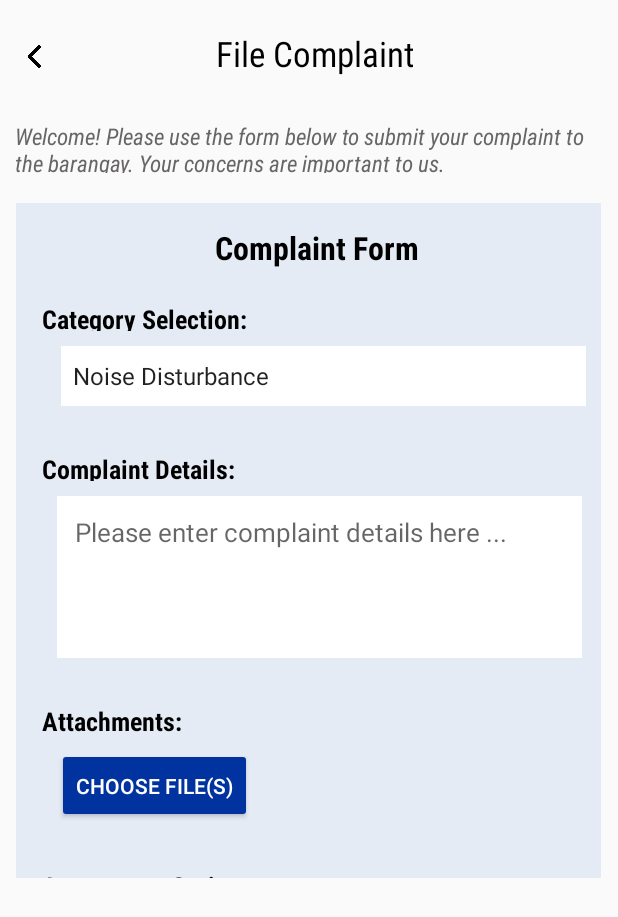
After one commit to IgotW/BrgyOneStop, an Android app built with Jetpack Compose: the layout activity_file_complaint.xml on its own in the app's theme, with its tools: preview values and no code run, on a phone screen of 412 x 824 dp. The commit adds this screen. Shown: the top 917 px of the screen. Run offline under Robolectric (Android 15) with nearby library versions, the phone set to English and light mode, and no system bars.

Commit message:
Pag balhin sa dashboard og File complaint page

```diff
--- a/app/src/main/res/layout/activity_dashboard.xml
+++ b/app/src/main/res/layout/activity_dashboard.xml
@@ -1,10 +1,7 @@
 <?xml version="1.0" encoding="utf-8"?>
-<androidx.constraintlayout.widget.ConstraintLayout xmlns:android="http://schemas.android.com/apk/res/android"
-    xmlns:app="http://schemas.android.com/apk/res-auto"
-    xmlns:tools="http://schemas.android.com/tools"
-    android:id="@+id/main"
+<LinearLayout xmlns:android="http://schemas.android.com/apk/res/android"
+    android:orientation="vertical"
     android:layout_width="match_parent"
-    android:layout_height="match_parent"
-    tools:context=".DashboardActivity">
+    android:layout_height="match_parent">
 
-</androidx.constraintlayout.widget.ConstraintLayout>
+</LinearLayout>
--- /dev/null
+++ b/app/src/main/res/layout/activity_file_complaint.xml
@@ -0,0 +1,126 @@
+<?xml version="1.0" encoding="utf-8"?>
+<LinearLayout xmlns:android="http://schemas.android.com/apk/res/android"
+    android:orientation="vertical"
+    android:layout_width="match_parent"
+    android:layout_height="match_parent">
+    <LinearLayout
+        android:layout_width="match_parent"
+        android:layout_height="70dp"
+        android:orientation="horizontal">
+        <ImageView
+            android:layout_width="15dp"
+            android:layout_height="15dp"
+            android:src="@drawable/leftarrow"
+            android:layout_marginTop="30dp"
+            android:layout_marginLeft="15dp"/>
+        <TextView
+            android:layout_width="170dp"
+            android:layout_height="30dp"
+            android:text="File Complaint"
+            android:fontFamily="sans-serif-condensed"
+            android:textSize="23sp"
+            android:textColor="@color/black"
+            android:layout_marginTop="20dp"
+            android:layout_marginLeft="113dp"/>
+
+    </LinearLayout>
+    <TextView
+        android:layout_width="match_parent"
+        android:layout_height="55dp"
+        android:text="Welcome! Please use the form below to submit your complaint to the barangay. Your concerns are important to us."
+        android:textStyle="italic"
+        android:textColor="#686565"
+        android:fontFamily="sans-serif-condensed"
+        android:textSize="15sp"
+        android:padding="10dp"/>
+    <LinearLayout
+        android:layout_width="390dp"
+        android:layout_height="450dp"
+        android:orientation="vertical"
+        android:layout_gravity="center"
+        android:layout_marginTop="10dp"
+        android:background="@color/second_background">
+        <TextView
+            android:layout_width="match_parent"
+            android:layout_height="40dp"
+            android:text="Complaint Form"
+            android:textStyle="bold"
+            android:textColor="@color/black"
+            android:fontFamily="sans-serif-condensed"
+            android:textSize="21sp"
+            android:layout_marginTop="15dp"
+            android:layout_marginLeft="10dp"
+            android:textAlignment="center"/>
+        <TextView
+            android:layout_width="match_parent"
+            android:layout_height="40dp"
+            android:text="Category Selection:"
+            android:textStyle="bold"
+            android:textColor="@color/black"
+            android:fontFamily="sans-serif-condensed"
+            android:textSize="17sp"
+            android:padding="10dp"
+            android:layout_marginLeft="7dp"/>
+        <Spinner
+            android:layout_width="350dp"
+            android:layout_height="40dp"
+            android:layout_gravity="center"
+            android:background="@color/white"
+            android:entries="@array/my_dropdown_items"
+            android:layout_marginLeft="10dp"/>
+        <TextView
+            android:layout_width="match_parent"
+            android:layout_height="40dp"
+            android:text="Complaint Details:"
+            android:textStyle="bold"
+            android:textColor="@color/black"
+            android:fontFamily="sans-serif-condensed"
+            android:textSize="17sp"
+            android:padding="10dp"
+            android:layout_marginLeft="7dp"
+            android:layout_marginTop="20dp"/>
+        <EditText
+            android:id="@+id/multilineTextBox"
+            android:layout_width="350dp"
+            android:layout_height="wrap_content"
+            android:hint="Please enter complaint details here ..."
+            android:inputType="textMultiLine"
+            android:minLines="4"
+            android:gravity="top|start"
+            android:background="@color/white"
+            android:padding="12dp"
+            android:textSize="17sp"
+            android:layout_marginLeft="27dp"/>
+        <TextView
+            android:layout_width="match_parent"
+            android:layout_height="40dp"
+            android:text="Attachments:"
+            android:textStyle="bold"
+            android:textColor="@color/black"
+            android:fontFamily="sans-serif-condensed"
+            android:textSize="17sp"
+            android:padding="10dp"
+            android:layout_marginLeft="7dp"
+            android:layout_marginTop="20dp"/>
+        <Button
+            android:layout_width="130dp"
+            android:layout_height="50dp"
+            android:text="CHOOSE FILE(S)"
+            android:backgroundTint="@color/primary_button"
+            android:textColor="@color/white"
+            android:layout_marginLeft="27dp"/>
+        <TextView
+            android:layout_width="match_parent"
+            android:layout_height="40dp"
+            android:text="Anonymous Option:"
+            android:textStyle="bold"
+            android:textColor="@color/black"
+            android:fontFamily="sans-serif-condensed"
+            android:textSize="17sp"
+            android:padding="10dp"
+            android:layout_marginLeft="7dp"
+            android:layout_marginTop="20dp"/>
+
+    </LinearLayout>
+
+</LinearLayout>
--- a/app/src/main/res/values/colors.xml
+++ b/app/src/main/res/values/colors.xml
@@ -10,4 +10,8 @@
     <color name="primary">#0033A0</color>
     <color name="secondary">#CE1126</color>
     <color name="third">#FFCC00</color>
+    <color name="secondary_button">#CE1126</color>
+    <color name="primary_button">#0033A0</color>
+    <color name="second_background">#E5EBF5</color>
+
 </resources>
--- a/app/src/main/res/values/strings.xml
+++ b/app/src/main/res/values/strings.xml
@@ -1,3 +1,10 @@
 <resources>
     <string name="app_name">BrgyOneStop</string>
+
+    <string-array name="my_dropdown_items">
+        <item>Noise Disturbance</item>
+        <item>Garbage Issues</item>
+        <item>Road Obstructions</item>
+        <item>Street Lighting</item>
+    </string-array>
 </resources>
```
Also changed, not shown: app/src/main/res/drawable/leftarrow.png (added).
